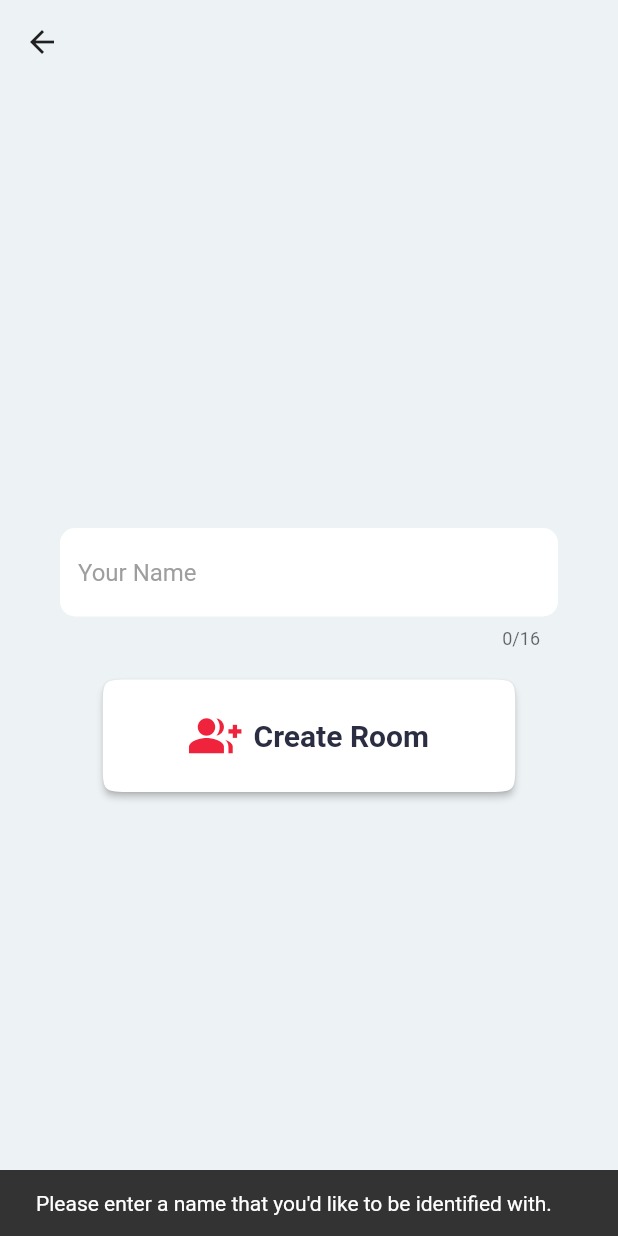
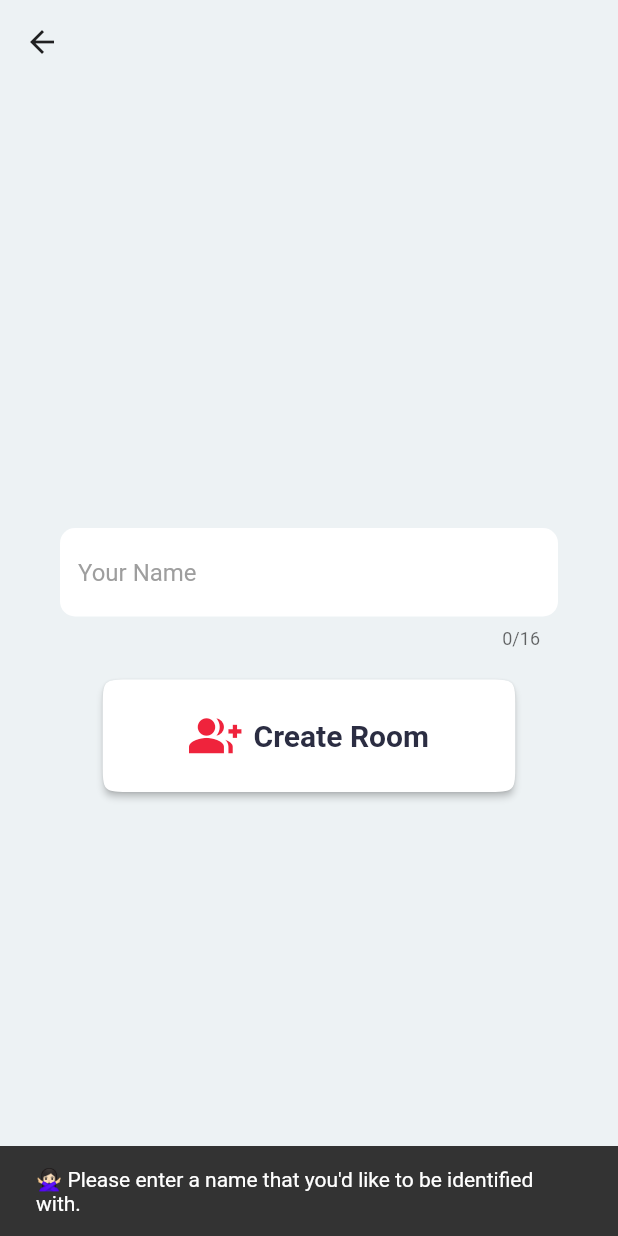
Before and after one commit to paxcodes/dicery_app, a Flutter app: the CreateRoomScreen screen opened by its route, after a tap on "Create Room", on a phone screen of 412 x 824 dp. Run offline on Flutter 3.47's test engine with Material 2 defaults, Android fonts, the phone set to English and light mode, and no system bars; our stand-ins replace animated_text_kit; missing offline and left inert: flutter_config, timeago_flutter.

Commit message:
:recycle: Refactor `Name` TextField

```diff
--- a/lib/components/forms/create_room.dart
+++ b/lib/components/forms/create_room.dart
@@ -1,9 +1,8 @@
+import 'package:dicery/components/forms/name_field.dart';
 import 'package:flutter/material.dart';
 
 import 'package:dicery/components/buttons/base_button.dart';
 import 'package:dicery/utilities/api.dart';
-import 'package:dicery/styles.dart' as styles;
-import 'package:flutter/services.dart';
 
 class CreateRoomForm extends StatefulWidget {
   const CreateRoomForm({
@@ -22,18 +21,7 @@ class _CreateRoomFormState extends State<CreateRoomForm> {
     return Column(
       mainAxisAlignment: MainAxisAlignment.center,
       children: <Widget>[
-        TextField(
-          maxLength: 16,
-          maxLengthEnforced: true,
-          inputFormatters: <TextInputFormatter>[
-            WhitelistingTextInputFormatter(RegExp(r'[a-zA-Z0-9]'))
-          ],
-          controller: _nameFieldController,
-          style: TextStyle(
-            color: Colors.black,
-          ),
-          decoration: styles.TextField.copyWith(hintText: 'Your Name'),
-        ),
+        NameField(controller: _nameFieldController),
         SizedBox(height: 20),
         DiceryIconButton.primary(
           label: 'Create Room',
@@ -43,7 +31,7 @@ class _CreateRoomFormState extends State<CreateRoomForm> {
             if (roomOwner.isEmpty) {
               Scaffold.of(context).showSnackBar(
                 SnackBar(
-                  content: Text("Please enter a name that you'd like "
+                  content: Text("🙅🏻‍♀️ Please enter a name that you'd like "
                       'to be identified with.'),
                 ),
               );
--- /dev/null
+++ b/lib/components/forms/name_field.dart
@@ -0,0 +1,26 @@
+import 'package:flutter/material.dart';
+import 'package:flutter/services.dart';
+
+import 'package:dicery/styles.dart' as styles;
+
+class NameField extends StatelessWidget {
+  final TextEditingController _controller;
+
+  NameField({@required controller}) : _controller = controller;
+
+  @override
+  Widget build(BuildContext context) {
+    return TextField(
+      maxLength: 16,
+      maxLengthEnforced: true,
+      inputFormatters: <TextInputFormatter>[
+        WhitelistingTextInputFormatter(RegExp(r'[a-zA-Z0-9]'))
+      ],
+      controller: _controller,
+      style: TextStyle(
+        color: Colors.black,
+      ),
+      decoration: styles.TextField.copyWith(hintText: 'Your Name'),
+    );
+  }
+}
--- a/lib/screens/join_room.dart
+++ b/lib/screens/join_room.dart
@@ -1,8 +1,11 @@
 import 'package:dicery/components/buttons/base_button.dart';
+import 'package:dicery/components/forms/name_field.dart';
 import 'package:flutter/material.dart';
 import 'package:dicery/styles.dart' as styles;
 
 class JoinRoomScreen extends StatelessWidget {
+  final _nameFieldController = TextEditingController();
+
   @override
   Widget build(BuildContext context) {
     return Scaffold(
@@ -24,12 +27,7 @@ class JoinRoomScreen extends StatelessWidget {
               decoration: styles.TextField.copyWith(hintText: 'Room ID'),
             ),
             SizedBox(height: 20),
-            TextField(
-              style: TextStyle(
-                color: Colors.black,
-              ),
-              decoration: styles.TextField.copyWith(hintText: 'Name'),
-            ),
+            NameField(controller: _nameFieldController),
             SizedBox(height: 20),
             DiceryIconButton.primary(
               label: 'Join Room',
```
